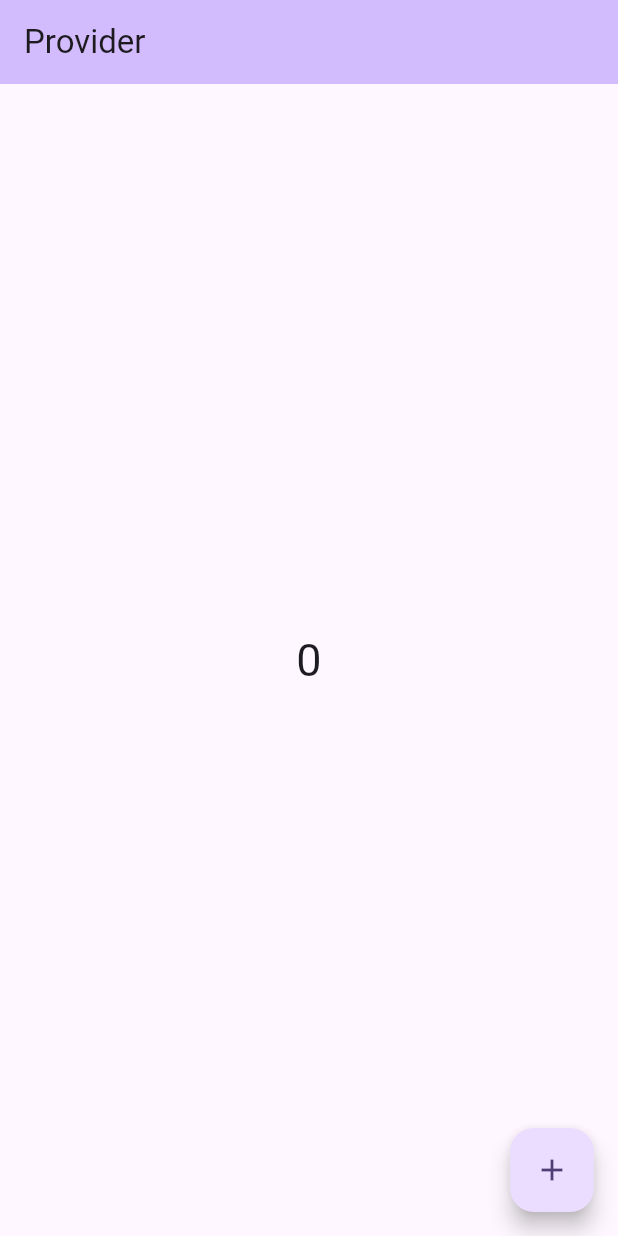
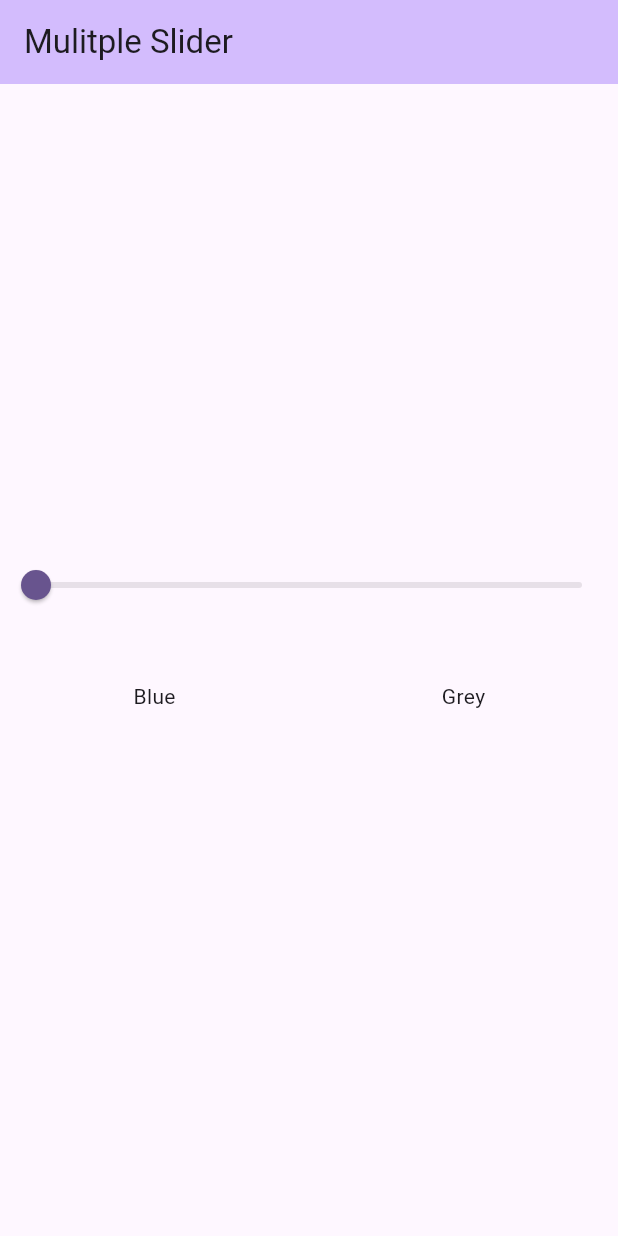
Before and after one commit to VinayTShetty/Flutter-Tutorials, a Flutter app: the screen it shows after launch, on a phone screen of 412 x 824 dp. Run offline on Flutter 3.47's test engine with Material 3 defaults, Android fonts, the phone set to English and light mode, and no system bars.

Commit message:
Mulitple Provider Implementation.

```diff
--- a/lib/main.dart
+++ b/lib/main.dart
@@ -1,7 +1,9 @@
 import 'package:flutter/material.dart';
+import 'package:statemanagement/provider/ColorSlider_Provider.dart';
 import 'package:statemanagement/provider/Counter_Provider.dart';
 import 'package:provider/provider.dart';
 import 'package:statemanagement/screen/Counter.dart';
+import 'package:statemanagement/screen/SliderColorChange.dart';
 
 void main() {
   runApp(const MyApp());
@@ -12,15 +14,18 @@ class MyApp extends StatelessWidget {
 
   @override
   Widget build(BuildContext context) {
-    return ChangeNotifierProvider(
-      create: (_) => CountProvider(),
+    return MultiProvider(
+      providers: [
+        ChangeNotifierProvider(create: (_) => CountProvider()),
+        ChangeNotifierProvider(create: (_) => ColorProvider())
+      ],
       child: MaterialApp(
         title: 'Flutter Demo',
         theme: ThemeData(
           colorScheme: ColorScheme.fromSeed(seedColor: Colors.deepPurple),
           useMaterial3: true,
         ),
-        home: Counter(),
+        home: ColorSlider(),
       ),
     );
   }
--- /dev/null
+++ b/lib/provider/ColorSlider_Provider.dart
@@ -0,0 +1,11 @@
+import 'package:flutter/cupertino.dart';
+
+class ColorProvider with ChangeNotifier {
+  double _value = 0;
+  double get value => _value;
+
+  void setColorValue(double colorSliderValue) {
+    _value = colorSliderValue;
+    notifyListeners();
+  }
+}
--- /dev/null
+++ b/lib/screen/SliderColorChange.dart
@@ -0,0 +1,65 @@
+import 'package:flutter/material.dart';
+import 'package:provider/provider.dart';
+import 'package:statemanagement/provider/Counter_Provider.dart';
+
+import '../provider/ColorSlider_Provider.dart';
+
+class ColorSlider extends StatefulWidget {
+  const ColorSlider({super.key});
+
+  @override
+  State<ColorSlider> createState() => _ColorSliderState();
+}
+
+class _ColorSliderState extends State<ColorSlider> {
+  @override
+  Widget build(BuildContext context) {
+    print("Build Widget");
+    return Scaffold(
+      appBar: AppBar(
+        title: Text('Mulitple Slider'),
+        backgroundColor: Theme.of(context).colorScheme.inversePrimary,
+      ),
+      body: Column(
+        mainAxisAlignment: MainAxisAlignment.center,
+        children: [
+          Consumer<ColorProvider>(builder: (context, value, child) {
+            return Slider(
+                min: 0,
+                max: 1,
+                value: value.value,
+                onChanged: (val) {
+                  value.setColorValue(val);
+                });
+          }),
+          Consumer<ColorProvider>(builder: (context, value, child) {
+            return Row(
+              children: [
+                Expanded(
+                  child: Container(
+                    height: 100,
+                    decoration: BoxDecoration(
+                        color: Colors.blue.withOpacity(value.value)),
+                    child: Center(
+                      child: Text('Blue'),
+                    ),
+                  ),
+                ),
+                Expanded(
+                  child: Container(
+                    height: 100,
+                    decoration: BoxDecoration(
+                        color: Colors.blueGrey.withOpacity(value.value)),
+                    child: Center(
+                      child: Text('Grey'),
+                    ),
+                  ),
+                )
+              ],
+            );
+          })
+        ],
+      ),
+    );
+  }
+}
```
